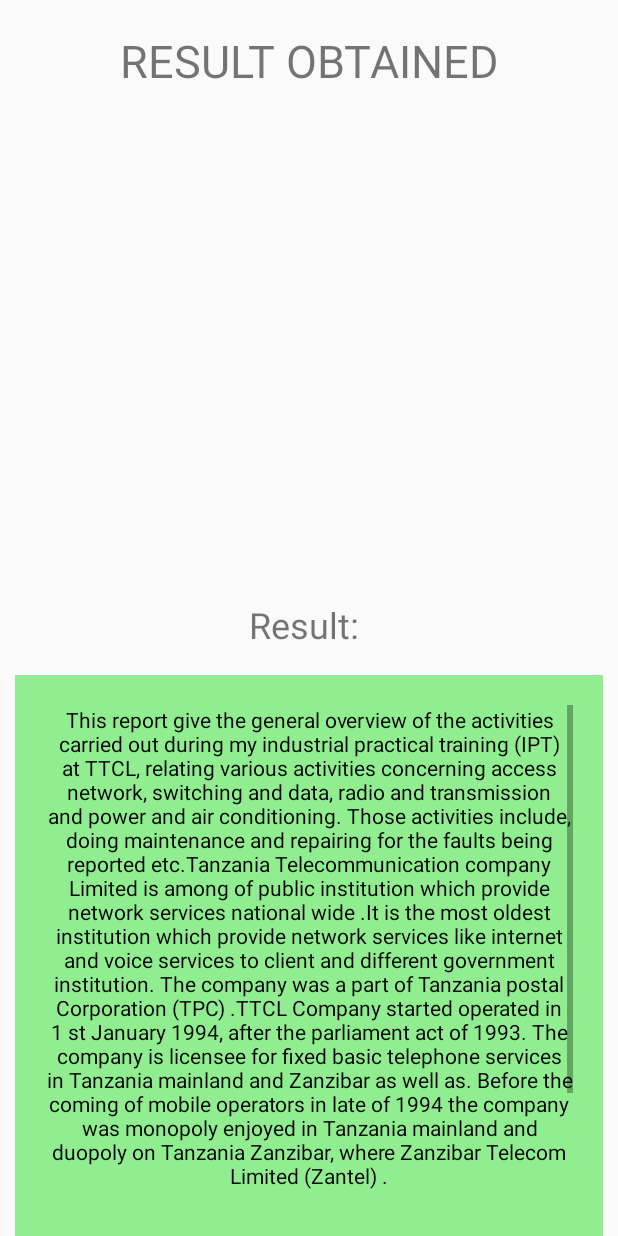
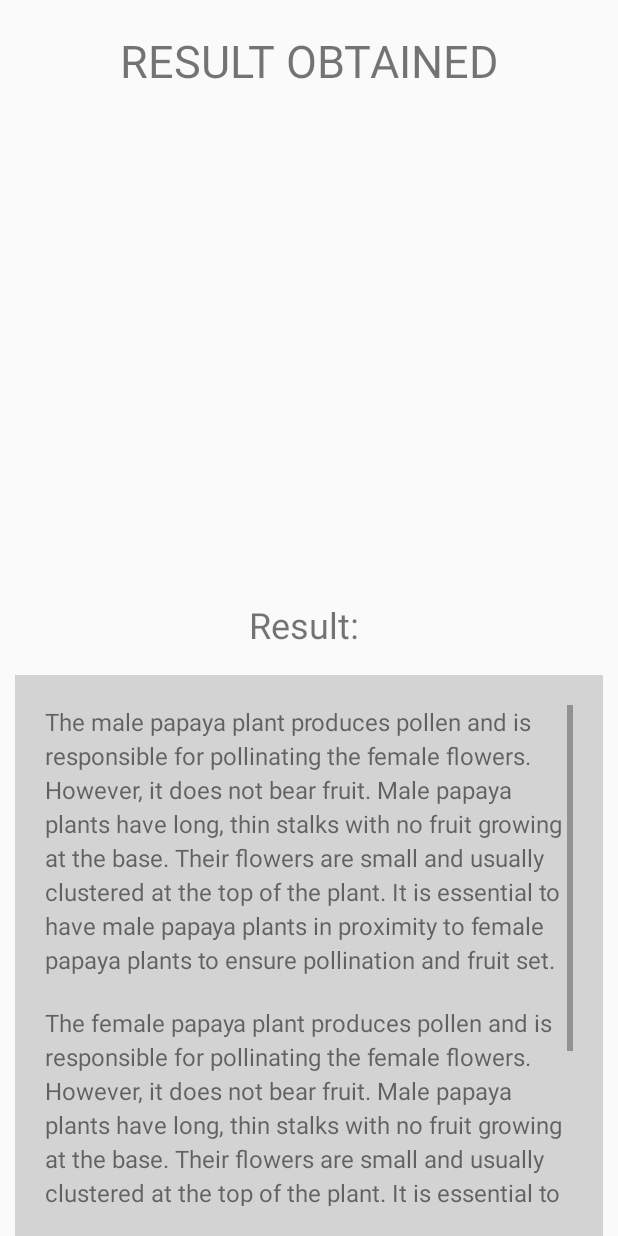
Before and after one commit to Deus2021/snake-detection, an Android app: the ViewResult screen opened directly, with no data from a screen before it, on a phone screen of 412 x 824 dp. Run offline under Robolectric (Android 15) with nearby library versions, the phone set to English and light mode, and no system bars.

Commit message:
commit-18

```diff
--- a/app/build.gradle
+++ b/app/build.gradle
@@ -26,6 +26,9 @@ android {
         sourceCompatibility JavaVersion.VERSION_1_8
         targetCompatibility JavaVersion.VERSION_1_8
     }
+    buildFeatures {
+        mlModelBinding true
+    }
 }
 
 dependencies {
@@ -33,6 +36,8 @@ dependencies {
     implementation 'androidx.appcompat:appcompat:1.4.1'
     implementation 'com.google.android.material:material:1.5.0'
     implementation 'androidx.constraintlayout:constraintlayout:2.1.3'
+    implementation 'org.tensorflow:tensorflow-lite-support:0.1.0'
+    implementation 'org.tensorflow:tensorflow-lite-metadata:0.1.0'
     testImplementation 'junit:junit:4.13.2'
     androidTestImplementation 'androidx.test.ext:junit:1.1.3'
     androidTestImplementation 'androidx.test.espresso:espresso-core:3.4.0'
--- a/app/src/main/AndroidManifest.xml
+++ b/app/src/main/AndroidManifest.xml
@@ -3,7 +3,7 @@
     xmlns:tools="http://schemas.android.com/tools" >
 
     <uses-permission android:name="android.permission.CAMERA" />
-    <uses-permission android:name="android.permission.READ_EXTERNAL_STORAGE" />
+    <uses-permission android:name="android.permission.MANAGE_EXTERNAL_STORAGE" />
     <uses-permission android:name="android.permission.INTERNET" />
 
     <application
--- /dev/null
+++ b/app/src/main/assets/labels.txt
@@ -0,0 +1,3 @@
+male
+female
+not papaya
--- a/app/src/main/java/com/udom/myapplication/ViewResult.java
+++ b/app/src/main/java/com/udom/myapplication/ViewResult.java
@@ -18,7 +18,7 @@ public class ViewResult extends AppCompatActivity {
 
     ImageView imageView;
     Button maleinfo, femaleinfo;
-    TextView result;
+    TextView resultview;
 
     @SuppressLint("MissingInflatedId")
     @Override
@@ -27,7 +27,7 @@ public class ViewResult extends AppCompatActivity {
         setContentView(R.layout.activity_view_result);
 
         imageView = findViewById(R.id.imageview);
-        result  = findViewById(R.id.viewresult);
+        resultview  = findViewById(R.id.viewresult);
         maleinfo = findViewById(R.id.maleBtninfo);
         femaleinfo = findViewById(R.id.femaleBtninfo);
 
@@ -39,17 +39,16 @@ public class ViewResult extends AppCompatActivity {
             }
         });
 
-//        if (getIntent().hasExtra("image")) {
-//            Bitmap bitmap = getIntent().getParcelableExtra("image");
-//            imageView.setImageBitmap(bitmap);
-//            //imageView.setScaleType(ImageView.ScaleType.FIT_XY);
-//        }
         Intent intent = getIntent();
         byte[] imageData = intent.getByteArrayExtra(SetImage.EXTRA_IMAGE_DATA);
         if (imageData != null) {
             Bitmap bitmap = BitmapFactory.decodeByteArray(imageData, 0, imageData.length);
             imageView.setImageBitmap(bitmap);
         }
+        String result = intent.getStringExtra("result");
+
+        resultview.setText(result);
+
 
         maleinfo.setOnClickListener(new View.OnClickListener() {
             @Override
@@ -67,4 +66,10 @@ public class ViewResult extends AppCompatActivity {
             }
         });
     }
+
+    @Override
+    public void onBackPressed() {
+        super.onBackPressed();
+        finish();
+    }
 }
--- a/app/src/main/res/layout/activity_female_info.xml
+++ b/app/src/main/res/layout/activity_female_info.xml
@@ -1,7 +1,9 @@
 <?xml version="1.0" encoding="utf-8"?>
 <RelativeLayout xmlns:android="http://schemas.android.com/apk/res/android"
     android:layout_width="match_parent"
-    android:layout_height="match_parent">
+    android:layout_height="match_parent"
+    xmlns:tools="http://schemas.android.com/tools"
+    tools:context=".FemaleInfo">
 
     <TextView
         android:id="@+id/titleTextView"
@@ -10,6 +12,7 @@
         android:text="Female Papaya Information"
         android:textSize="18sp"
         android:textStyle="bold"
+        android:layout_centerHorizontal="true"
         android:layout_marginTop="16dp"
         android:layout_marginStart="16dp" />
 
--- a/app/src/main/res/layout/activity_main.xml
+++ b/app/src/main/res/layout/activity_main.xml
@@ -36,7 +36,8 @@
             android:layout_gravity="center"
             android:background="@drawable/button_selector"
             android:padding="12dp"
-            android:radius="40dp"/>
+            android:radius="40dp"
+            android:layout_marginBottom="60dp"/>
 
     </LinearLayout>
 
--- a/app/src/main/res/layout/activity_view_result.xml
+++ b/app/src/main/res/layout/activity_view_result.xml
@@ -33,21 +33,19 @@
         android:layout_below="@id/imageview"
         android:orientation="horizontal"
         android:layout_centerHorizontal="true"
+        android:layout_marginTop="20dp"
         >
         <TextView
-            android:layout_width="match_parent"
+            android:layout_width="wrap_content"
             android:layout_height="40dp"
             android:text="Result: "
             android:textSize="24dp"
-            android:textAlignment="center"
-            android:layout_marginTop="20dp"
             />
         <TextView
-            android:layout_width="match_parent"
+            android:layout_width="wrap_content"
             android:layout_height="40dp"
             android:text=""
             android:textSize="24dp"
-            android:textAlignment="center"
             android:id="@+id/viewresult"/>
 
     </LinearLayout>
@@ -58,7 +56,7 @@
         android:layout_below="@id/layout1"
         android:id="@+id/layout2"
         android:layout_marginTop="10dp"
-        android:background="@color/light_green"
+        android:background="@color/light_grey"
         android:layout_marginLeft="10dp"
         android:layout_marginRight="10dp"
         android:paddingHorizontal="20dp"
@@ -70,24 +68,25 @@
             android:orientation="vertical">
             <TextView
                 android:layout_width="match_parent"
-                android:layout_height="match_parent"
-                android:text="This report give the general overview of the activities carried out during my industrial practical training (IPT) at TTCL, relating various activities concerning access network, switching and data, radio and transmission and power and air conditioning. Those activities include, doing maintenance and repairing for the faults being reported etc.Tanzania Telecommunication company Limited is among of public institution which provide
-network services national wide .It is the most oldest institution which provide network services
-like internet and voice services to client and different government institution.
-The company was a part of Tanzania postal Corporation (TPC) .TTCL Company started operated
-in 1 st January 1994, after the parliament act of 1993.
-The company is licensee for fixed basic telephone services in Tanzania mainland and Zanzibar as
-well as. Before the coming of mobile operators in late of 1994 the company was monopoly enjoyed in Tanzania mainland and duopoly on Tanzania Zanzibar, where Zanzibar Telecom Limited (Zantel) ."
-                android:id="@+id/information"
-                android:textAlignment="center"
-                android:textColor="@color/black"
-                />
-
+                android:layout_height="wrap_content"
+                android:id="@+id/information_male"
+                android:text="The male papaya plant produces pollen and is responsible for pollinating the female flowers. However, it does not bear fruit. Male papaya plants have long, thin stalks with no fruit growing at the base. Their flowers are small and usually clustered at the top of the plant. It is essential to have male papaya plants in proximity to female papaya plants to ensure pollination and fruit set."
+                android:textSize="16sp"
+                android:lineSpacingExtra="4dp"
+                android:layout_marginBottom="20dp" />
+            <TextView
+                android:layout_width="match_parent"
+                android:layout_height="wrap_content"
+                android:id="@+id/information_female"
+                android:text="The female papaya plant produces pollen and is responsible for pollinating the female flowers. However, it does not bear fruit. Male papaya plants have long, thin stalks with no fruit growing at the base. Their flowers are small and usually clustered at the top of the plant. It is essential to have male papaya plants in proximity to female papaya plants to ensure pollination and fruit set."
+                android:textSize="16sp"
+                android:layout_below="@id/information_male"
+                android:lineSpacingExtra="4dp"/>
             <Button
                 android:layout_width="320dp"
                 android:layout_height="50dp"
-                android:text="Male Plant"
-                android:layout_below="@id/information"
+                android:text="Male Plant Information"
+                android:layout_below="@id/information_female"
                 android:background="@drawable/button_normal"
                 android:id="@+id/maleBtninfo"
                 android:layout_marginTop="20dp"
@@ -96,7 +95,7 @@ well as. Before the coming of mobile operators in late of 1994 the company was m
             <Button
                 android:layout_width="320dp"
                 android:layout_height="50dp"
-                android:text="Female Plant"
+                android:text="Female Plant Information"
                 android:layout_below="@id/maleBtninfo"
                 android:background="@drawable/button_normal"
                 android:id="@+id/femaleBtninfo"
--- a/app/src/main/res/values/colors.xml
+++ b/app/src/main/res/values/colors.xml
@@ -8,4 +8,5 @@
     <color name="black">#FF000000</color>
     <color name="white">#FFFFFFFF</color>
     <color name="light_green">#90EE90</color>
+    <color name="light_grey">#D3D3D3</color>
 </resources>
```
Also changed, not shown: app/src/main/java/com/udom/myapplication/FemaleInfo.java (+9 -3 lines), app/src/main/java/com/udom/myapplication/MaleInfo.java (+61 -1 lines), app/src/main/java/com/udom/myapplication/SetImage.java (+186 -50 lines), app/src/main/res/layout/activity_male_info.xml (+37 -8 lines), app/src/main/res/layout/activity_set_image.xml (+13 -3 lines), 1 other file.
